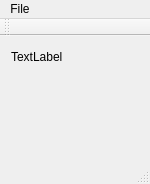
This is MainWindow.ui in iraytrace/MVCdemo as Qt 5 draws it before an edit. The edited form follows.
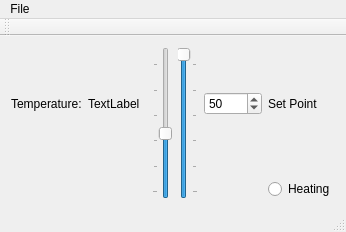
This is the edited form.

Commit message: With SetPoint

Diff of the .ui file:
```diff
--- a/MainWindow.ui
+++ b/MainWindow.ui
@@ -6,8 +6,8 @@
    <rect>
     <x>0</x>
     <y>0</y>
-    <width>150</width>
-    <height>184</height>
+    <width>346</width>
+    <height>232</height>
    </rect>
   </property>
   <property name="windowTitle">
@@ -16,38 +16,127 @@
   <widget class="QWidget" name="centralWidget">
    <layout class="QGridLayout" name="gridLayout">
     <item row="0" column="0">
+     <spacer name="verticalSpacer_2">
+      <property name="orientation">
+       <enum>Qt::Vertical</enum>
+      </property>
+      <property name="sizeHint" stdset="0">
+       <size>
+        <width>20</width>
+        <height>13</height>
+       </size>
+      </property>
+     </spacer>
+    </item>
+    <item row="0" column="2" rowspan="4">
+     <widget class="QSlider" name="temperatureSlider">
+      <property name="minimum">
+       <number>45</number>
+      </property>
+      <property name="value">
+       <number>68</number>
+      </property>
+      <property name="orientation">
+       <enum>Qt::Vertical</enum>
+      </property>
+      <property name="tickPosition">
+       <enum>QSlider::TicksAbove</enum>
+      </property>
+     </widget>
+    </item>
+    <item row="0" column="3" rowspan="4">
+     <widget class="QSlider" name="setPointSlider">
+      <property name="minimum">
+       <number>45</number>
+      </property>
+      <property name="value">
+       <number>99</number>
+      </property>
+      <property name="orientation">
+       <enum>Qt::Vertical</enum>
+      </property>
+      <property name="tickPosition">
+       <enum>QSlider::TicksBelow</enum>
+      </property>
+     </widget>
+    </item>
+    <item row="0" column="4">
+     <spacer name="verticalSpacer_5">
+      <property name="orientation">
+       <enum>Qt::Vertical</enum>
+      </property>
+      <property name="sizeHint" stdset="0">
+       <size>
+        <width>20</width>
+        <height>25</height>
+       </size>
+      </property>
+     </spacer>
+    </item>
+    <item row="1" column="0">
+     <widget class="QLabel" name="label">
+      <property name="text">
+       <string>Temperature:</string>
+      </property>
+     </widget>
+    </item>
+    <item row="1" column="1">
      <widget class="QLabel" name="temperatureLabel">
       <property name="text">
        <string>TextLabel</string>
       </property>
      </widget>
     </item>
-    <item row="0" column="1">
-     <spacer name="horizontalSpacer">
+    <item row="1" column="4">
+     <widget class="QSpinBox" name="setPointSpinBox">
+      <property name="minimum">
+       <number>45</number>
+      </property>
+      <property name="value">
+       <number>50</number>
+      </property>
+     </widget>
+    </item>
+    <item row="1" column="5">
+     <widget class="QLabel" name="label_2">
+      <property name="text">
+       <string>Set Point</string>
+      </property>
+     </widget>
+    </item>
+    <item row="2" column="0" rowspan="2">
+     <spacer name="verticalSpacer_4">
       <property name="orientation">
-       <enum>Qt::Horizontal</enum>
+       <enum>Qt::Vertical</enum>
       </property>
       <property name="sizeHint" stdset="0">
        <size>
-        <width>76</width>
-        <height>20</height>
+        <width>20</width>
+        <height>78</height>
        </size>
       </property>
      </spacer>
     </item>
-    <item row="1" column="0">
-     <spacer name="verticalSpacer">
+    <item row="2" column="5">
+     <spacer name="verticalSpacer_3">
       <property name="orientation">
        <enum>Qt::Vertical</enum>
       </property>
       <property name="sizeHint" stdset="0">
        <size>
         <width>20</width>
-        <height>81</height>
+        <height>51</height>
        </size>
       </property>
      </spacer>
     </item>
+    <item row="3" column="5">
+     <widget class="QRadioButton" name="isHeatingRadioButton">
+      <property name="text">
+       <string>Heating</string>
+      </property>
+     </widget>
+    </item>
    </layout>
   </widget>
   <widget class="QMenuBar" name="menuBar">
@@ -55,7 +144,7 @@
     <rect>
      <x>0</x>
      <y>0</y>
-     <width>150</width>
+     <width>346</width>
      <height>21</height>
     </rect>
    </property>
```
Left out of the diff: 2 changed lines with no effect on the pictures. The commit also changes 10 other files.
